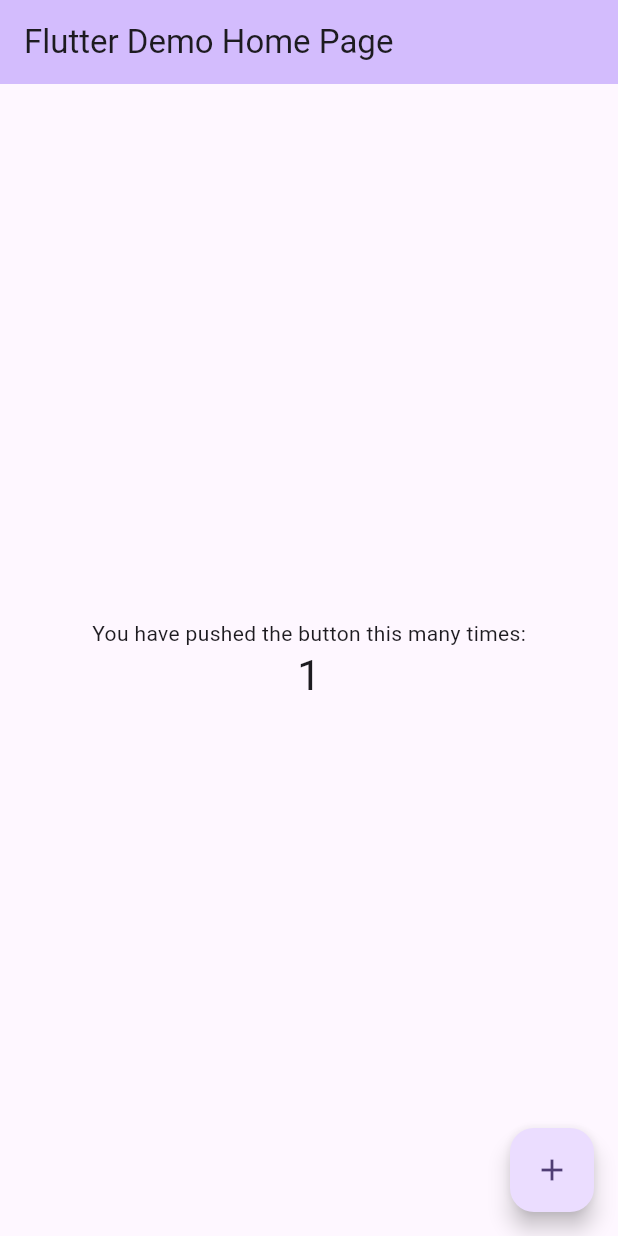
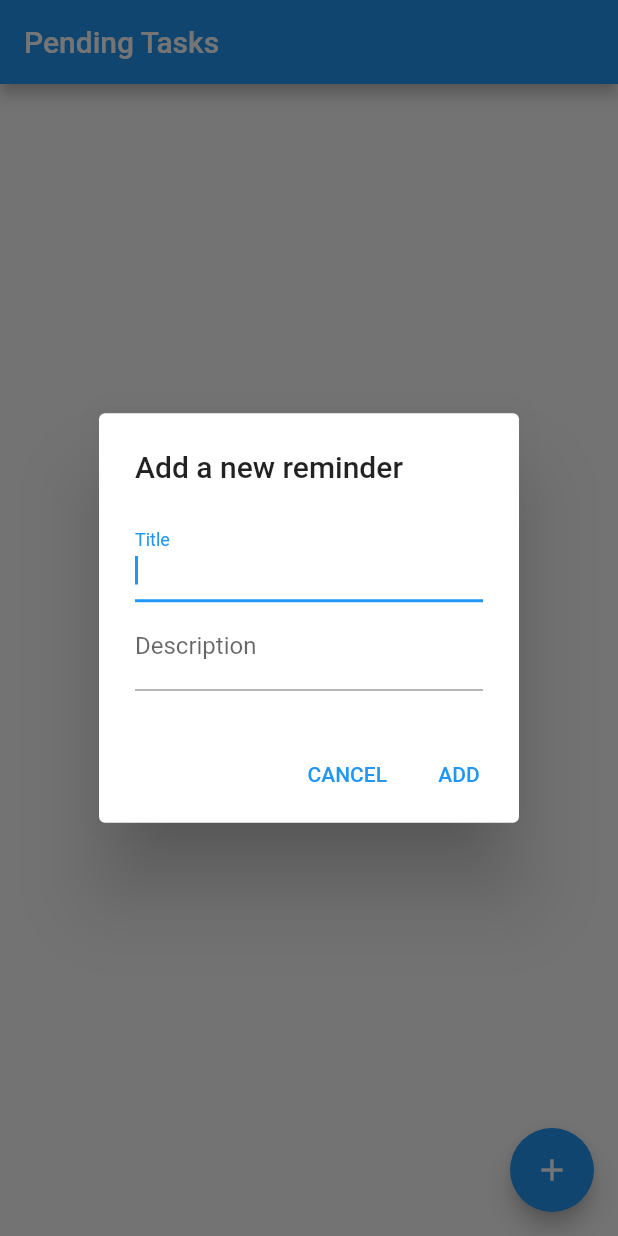
Before and after one commit to Marco2350/Proyecto_3, a Flutter app: the screen it shows after launch, after a tap on the "add" icon, on a phone screen of 412 x 824 dp. Run offline on Flutter 3.47's test engine with Material 2 defaults, Android fonts, the phone set to English and light mode, and no system bars.

Commit message:
base app

```diff
--- a/lib/main.dart
+++ b/lib/main.dart
@@ -1,125 +1,155 @@
 import 'package:flutter/material.dart';
 
-void main() {
-  runApp(const MyApp());
-}
+void main() => runApp(ReminderApp());
 
-class MyApp extends StatelessWidget {
-  const MyApp({super.key});
-
-  // This widget is the root of your application.
+class ReminderApp extends StatelessWidget {
   @override
   Widget build(BuildContext context) {
     return MaterialApp(
-      title: 'Flutter Demo',
+      debugShowCheckedModeBanner: false,
+      title: 'Check Mate',
       theme: ThemeData(
-        // This is the theme of your application.
-        //
-        // TRY THIS: Try running your application with "flutter run". You'll see
-        // the application has a blue toolbar. Then, without quitting the app,
-        // try changing the seedColor in the colorScheme below to Colors.green
-        // and then invoke "hot reload" (save your changes or press the "hot
-        // reload" button in a Flutter-supported IDE, or press "r" if you used
-        // the command line to start the app).
-        //
-        // Notice that the counter didn't reset back to zero; the application
-        // state is not lost during the reload. To reset the state, use hot
-        // restart instead.
-        //
-        // This works for code too, not just values: Most code changes can be
-        // tested with just a hot reload.
-        colorScheme: ColorScheme.fromSeed(seedColor: Colors.deepPurple),
-        useMaterial3: true,
+        primarySwatch: Colors.blue,
       ),
-      home: const MyHomePage(title: 'Flutter Demo Home Page'),
+      home: ReminderList(title: 'Pending Tasks'),
     );
   }
 }
 
-class MyHomePage extends StatefulWidget {
-  const MyHomePage({super.key, required this.title});
-
-  // This widget is the home page of your application. It is stateful, meaning
-  // that it has a State object (defined below) that contains fields that affect
-  // how it looks.
-
-  // This class is the configuration for the state. It holds the values (in this
-  // case the title) provided by the parent (in this case the App widget) and
-  // used by the build method of the State. Fields in a Widget subclass are
-  // always marked "final".
+class ReminderList extends StatefulWidget {
+  ReminderList({Key? key, required this.title}) : super(key: key);
 
   final String title;
 
   @override
-  State<MyHomePage> createState() => _MyHomePageState();
+  _ReminderListState createState() => _ReminderListState();
 }
 
-class _MyHomePageState extends State<MyHomePage> {
-  int _counter = 0;
+class _ReminderListState extends State<ReminderList> {
+  List<Reminder> _reminders = [];
 
-  void _incrementCounter() {
+  void _addReminder(String title, String description) {
     setState(() {
-      // This call to setState tells the Flutter framework that something has
-      // changed in this State, which causes it to rerun the build method below
-      // so that the display can reflect the updated values. If we changed
-      // _counter without calling setState(), then the build method would not be
-      // called again, and so nothing would appear to happen.
-      _counter++;
+      _reminders.add(Reminder(title, description));
     });
   }
 
   @override
   Widget build(BuildContext context) {
-    // This method is rerun every time setState is called, for instance as done
-    // by the _incrementCounter method above.
-    //
-    // The Flutter framework has been optimized to make rerunning build methods
-    // fast, so that you can just rebuild anything that needs updating rather
-    // than having to individually change instances of widgets.
     return Scaffold(
       appBar: AppBar(
-        // TRY THIS: Try changing the color here to a specific color (to
-        // Colors.amber, perhaps?) and trigger a hot reload to see the AppBar
-        // change color while the other colors stay the same.
-        backgroundColor: Theme.of(context).colorScheme.inversePrimary,
-        // Here we take the value from the MyHomePage object that was created by
-        // the App.build method, and use it to set our appbar title.
         title: Text(widget.title),
       ),
-      body: Center(
-        // Center is a layout widget. It takes a single child and positions it
-        // in the middle of the parent.
-        child: Column(
-          // Column is also a layout widget. It takes a list of children and
-          // arranges them vertically. By default, it sizes itself to fit its
-          // children horizontally, and tries to be as tall as its parent.
-          //
-          // Column has various properties to control how it sizes itself and
-          // how it positions its children. Here we use mainAxisAlignment to
-          // center the children vertically; the main axis here is the vertical
-          // axis because Columns are vertical (the cross axis would be
-          // horizontal).
-          //
-          // TRY THIS: Invoke "debug painting" (choose the "Toggle Debug Paint"
-          // action in the IDE, or press "p" in the console), to see the
-          // wireframe for each widget.
-          mainAxisAlignment: MainAxisAlignment.center,
-          children: <Widget>[
-            const Text(
-              'You have pushed the button this many times:',
+      body: ListView.builder(
+        itemCount: _reminders.length,
+        itemBuilder: (context, index) {
+          final reminder = _reminders[index];
+          return ListTile(
+            title: Text(reminder.title),
+            subtitle: Text(reminder.description),
+            trailing: IconButton(
+              icon: Icon(Icons.delete),
+              onPressed: () {
+                setState(() {
+                  _reminders.removeAt(index);
+                });
+              },
             ),
-            Text(
-              '$_counter',
-              style: Theme.of(context).textTheme.headlineMedium,
-            ),
-          ],
-        ),
+          );
+        },
       ),
       floatingActionButton: FloatingActionButton(
-        onPressed: _incrementCounter,
-        tooltip: 'Increment',
-        child: const Icon(Icons.add),
-      ), // This trailing comma makes auto-formatting nicer for build methods.
+        onPressed: () {
+          showDialog(
+            context: context,
+            builder: (context) => ReminderDialog(
+              onAddReminder: (title, description) {
+                _addReminder(title, description);
+                Navigator.pop(context);
+              },
+            ),
+          );
+        },
+        tooltip: 'New Reminder',
+        child: Icon(Icons.add),
+      ),
     );
   }
 }
+
+class Reminder {
+  final String title;
+  final String description;
+
+  Reminder(this.title, this.description);
+}
+
+class ReminderDialog extends StatefulWidget {
+  final Function(String, String) onAddReminder;
+
+  ReminderDialog({required this.onAddReminder});
+
+  @override
+  _ReminderDialogState createState() => _ReminderDialogState();
+}
+
+class _ReminderDialogState extends State<ReminderDialog> {
+  late TextEditingController _titleController;
+  late TextEditingController _descriptionController;
+
+  @override
+  void initState() {
+    super.initState();
+    _titleController = TextEditingController();
+    _descriptionController = TextEditingController();
+  }
+
+  @override
+  Widget build(BuildContext context) {
+    return AlertDialog(
+      title: Text("Add a new reminder"),
+      content: Column(
+        mainAxisSize: MainAxisSize.min,
+        children: [
+          TextField(
+            controller: _titleController,
+            autofocus: true,
+            decoration: InputDecoration(
+              labelText: "Title",
+            ),
+          ),
+          TextField(
+            controller: _descriptionController,
+            decoration: InputDecoration(
+              labelText: "Description",
+            ),
+          ),
+        ],
+      ),
+      actions: <Widget>[
+        TextButton(
+          child: Text("CANCEL"),
+          onPressed: () {
+            Navigator.pop(context);
+          },
+        ),
+        TextButton(
+          child: Text("ADD"),
+          onPressed: () {
+            widget.onAddReminder(
+              _titleController.text,
+              _descriptionController.text,
+            );
+          },
+        ),
+      ],
+    );
+  }
+
+  @override
+  void dispose() {
+    _titleController.dispose();
+    _descriptionController.dispose();
+    super.dispose();
+  }
+}
```
